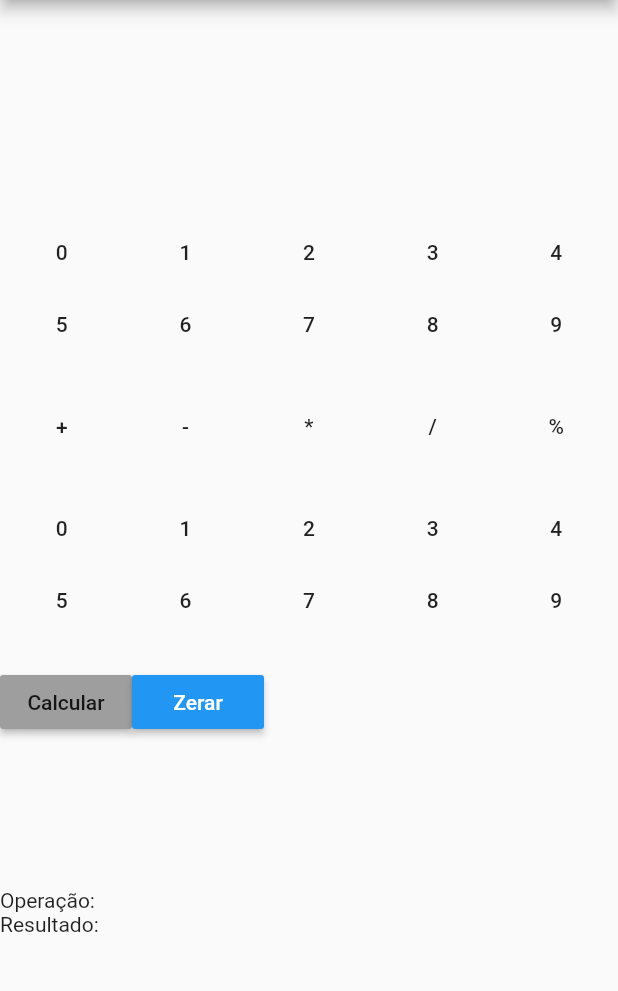
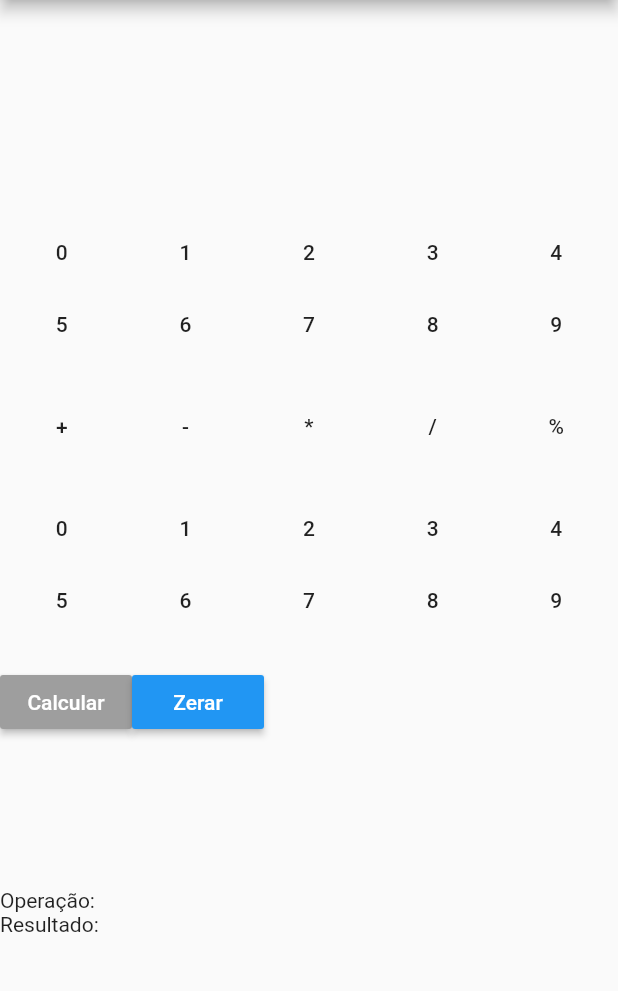
Before and after one commit to jonatafranca/Calculadora, a Flutter app: the screen it shows after launch, on a phone screen of 412 x 824 dp, the part 84-1075 px from its top. Run offline on Flutter 3.47's test engine with Material 2 defaults, Android fonts, the phone set to English and light mode, and no system bars.

Commit message:
botao calcular - texto branco

```diff
--- a/lib/main.dart
+++ b/lib/main.dart
@@ -270,6 +270,7 @@ class _MyHomePageState extends State<MyHomePage> {
             Row(children: <Widget>[
               MaterialButton(
                 color: Colors.grey,
+                textColor: Colors.white,
                 onPressed: () => _calcula(),
                 child: Text('Calcular'),
               ),
```
